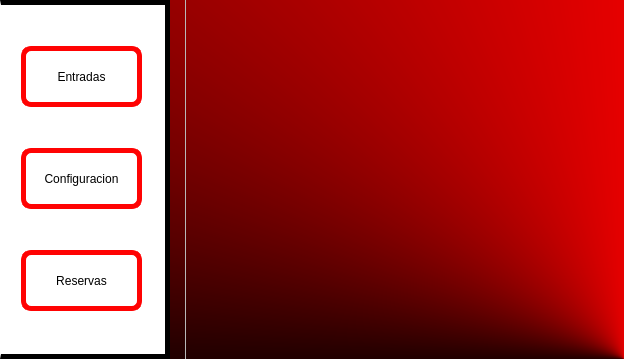
Above: Motel/Vista/gui/VentanaPrincipal.ui from juanhoyos06/AppIntouch before the change. Below: the same form after it.
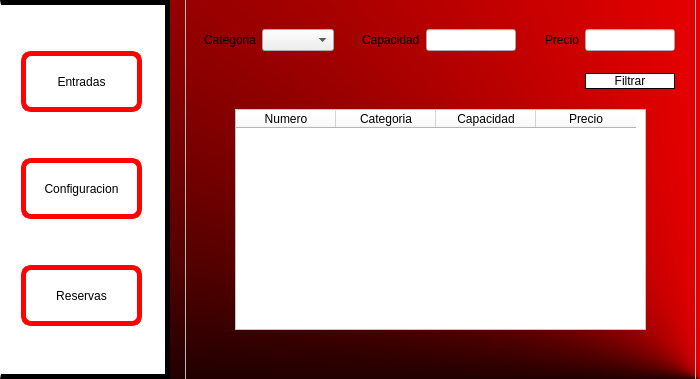
That is the form after the change. The open tabs and pages were chosen to show the change.

Commit message: Mostrar habitaciones disponibles,

Diff of the .ui file:
```diff
--- a/Motel/Vista/gui/VentanaPrincipal.ui
+++ b/Motel/Vista/gui/VentanaPrincipal.ui
@@ -6,19 +6,19 @@
    <rect>
     <x>0</x>
     <y>0</y>
-    <width>624</width>
-    <height>359</height>
+    <width>700</width>
+    <height>379</height>
    </rect>
   </property>
   <property name="minimumSize">
    <size>
-    <width>624</width>
+    <width>700</width>
     <height>359</height>
    </size>
   </property>
   <property name="maximumSize">
    <size>
-    <width>624</width>
+    <width>700</width>
     <height>379</height>
    </size>
   </property>
@@ -33,8 +33,8 @@
     <rect>
      <x>185</x>
      <y>-1</y>
-     <width>441</width>
-     <height>361</height>
+     <width>511</width>
+     <height>381</height>
     </rect>
    </property>
    <property name="toolTipDuration">
@@ -58,7 +58,7 @@
      <rect>
       <x>0</x>
       <y>0</y>
-      <width>441</width>
+      <width>511</width>
       <height>361</height>
      </rect>
     </property>
@@ -99,15 +99,176 @@
      </widget>
     </widget>
     <widget class="QWidget" name="page_entradas">
-     <widget class="QListView" name="listView_habitacionesDisponibles">
+     <widget class="QTableWidget" name="tableHabitacionesDisp">
       <property name="geometry">
        <rect>
-        <x>0</x>
-        <y>70</y>
-        <width>421</width>
-        <height>241</height>
+        <x>50</x>
+        <y>110</y>
+        <width>411</width>
+        <height>221</height>
        </rect>
       </property>
+      <property name="styleSheet">
+       <string notr="true">background-color: rgb(255, 255, 255);</string>
+      </property>
+      <column>
+       <property name="text">
+        <string>Numero</string>
+       </property>
+      </column>
+      <column>
+       <property name="text">
+        <string>Categoria</string>
+       </property>
+      </column>
+      <column>
+       <property name="text">
+        <string>Capacidad</string>
+       </property>
+      </column>
+      <column>
+       <property name="text">
+        <string>Precio</string>
+       </property>
+      </column>
+     </widget>
+     <widget class="QFrame" name="frame_2">
+      <property name="geometry">
+       <rect>
+        <x>9</x>
+        <y>20</y>
+        <width>491</width>
+        <height>80</height>
+       </rect>
+      </property>
+      <property name="minimumSize">
+       <size>
+        <width>491</width>
+        <height>80</height>
+       </size>
+      </property>
+      <property name="maximumSize">
+       <size>
+        <width>491</width>
+        <height>80</height>
+       </size>
+      </property>
+      <property name="frameShape">
+       <enum>QFrame::StyledPanel</enum>
+      </property>
+      <property name="frameShadow">
+       <enum>QFrame::Raised</enum>
+      </property>
+      <layout class="QGridLayout" name="gridLayout">
+       <item row="0" column="1">
+        <widget class="QComboBox" name="comboBox_categoriasBuscar">
+         <property name="styleSheet">
+          <string notr="true">background-color: None;</string>
+         </property>
+        </widget>
+       </item>
+       <item row="0" column="0">
+        <widget class="QLabel" name="label">
+         <property name="text">
+          <string>Categoria</string>
+         </property>
+        </widget>
+       </item>
+       <item row="0" column="7">
+        <widget class="QLabel" name="label_3">
+         <property name="text">
+          <string>Precio</string>
+         </property>
+        </widget>
+       </item>
+       <item row="0" column="2">
+        <spacer name="horizontalSpacer">
+         <property name="orientation">
+          <enum>Qt::Horizontal</enum>
+         </property>
+         <property name="sizeHint" stdset="0">
+          <size>
+           <width>40</width>
+           <height>20</height>
+          </size>
+         </property>
+        </spacer>
+       </item>
+       <item row="0" column="3">
+        <widget class="QLabel" name="label_2">
+         <property name="text">
+          <string>Capacidad</string>
+         </property>
+        </widget>
+       </item>
+       <item row="0" column="5">
+        <widget class="QLineEdit" name="lineedit_capacidadBus">
+         <property name="styleSheet">
+          <string notr="true">background-color: None;</string>
+         </property>
+        </widget>
+       </item>
+       <item row="0" column="6">
+        <spacer name="horizontalSpacer_2">
+         <property name="orientation">
+          <enum>Qt::Horizontal</enum>
+         </property>
+         <property name="sizeHint" stdset="0">
+          <size>
+           <width>40</width>
+           <height>20</height>
+          </size>
+         </property>
+        </spacer>
+       </item>
+       <item row="2" column="8">
+        <widget class="QPushButton" name="pushButton_filtrar">
+         <property name="styleSheet">
+          <string notr="true">
+QPushButton{
+	background-color: rgb(255, 255, 255);
+	
+	font: 10pt &quot;MS Shell Dlg 2&quot;;
+	border: 0.5px solid;
+	border-color: rgb(0, 0, 0);
+
+}
+
+QPushButton:hover{
+	
+	background-color: rgb(170, 170, 170);
+	
+	font: 10pt &quot;MS Shell Dlg 2&quot;;
+	border-color: rgb(0, 0, 0);
+
+}</string>
+         </property>
+         <property name="text">
+          <string>Filtrar</string>
+         </property>
+        </widget>
+       </item>
+       <item row="0" column="8">
+        <widget class="QLineEdit" name="lineedit_precioBus">
+         <property name="styleSheet">
+          <string notr="true">background-color: None;</string>
+         </property>
+        </widget>
+       </item>
+       <item row="1" column="8">
+        <spacer name="verticalSpacer">
+         <property name="orientation">
+          <enum>Qt::Vertical</enum>
+         </property>
+         <property name="sizeHint" stdset="0">
+          <size>
+           <width>20</width>
+           <height>40</height>
+          </size>
+         </property>
+        </spacer>
+       </item>
+      </layout>
      </widget>
     </widget>
     <widget class="QWidget" name="page_configuracion">
@@ -297,19 +458,19 @@
      <x>0</x>
      <y>0</y>
      <width>170</width>
-     <height>359</height>
+     <height>379</height>
     </rect>
    </property>
    <property name="minimumSize">
     <size>
      <width>170</width>
-     <height>359</height>
+     <height>379</height>
     </size>
    </property>
    <property name="maximumSize">
     <size>
      <width>110</width>
-     <height>359</height>
+     <height>379</height>
     </size>
    </property>
    <property name="toolTipDuration">
```
The commit also changes 15 other files.
